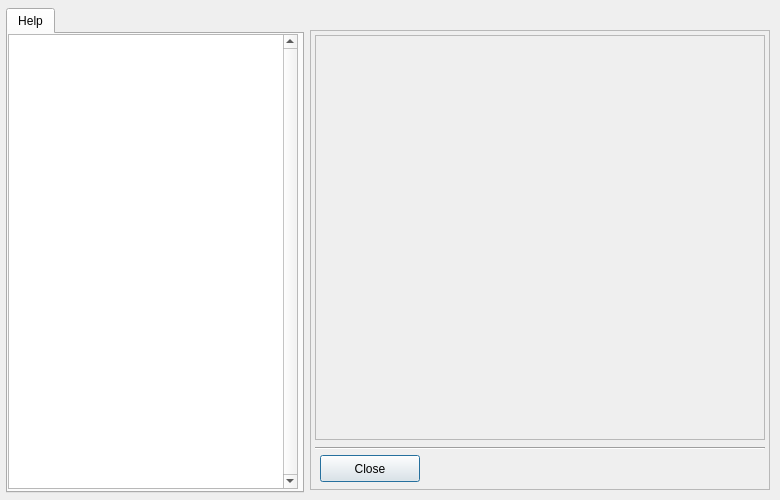
This is memain.ui in anticapitalista/MX-installer as Qt 5 draws it before an edit. The edited form follows.
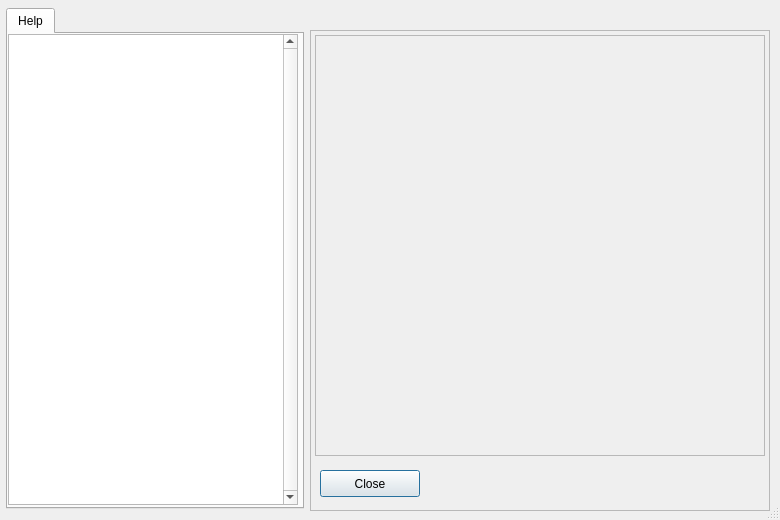
This is the edited form. Icons and pictures are not drawn.

What changed in the file:
```diff
--- a/memain.ui
+++ b/memain.ui
@@ -7,7 +7,7 @@
     <x>0</x>
     <y>0</y>
     <width>780</width>
-    <height>500</height>
+    <height>520</height>
    </rect>
   </property>
   <property name="sizePolicy">
@@ -19,13 +19,13 @@
   <property name="minimumSize">
    <size>
     <width>780</width>
-    <height>500</height>
+    <height>520</height>
    </size>
   </property>
   <property name="maximumSize">
    <size>
     <width>780</width>
-    <height>500</height>
+    <height>520</height>
    </size>
   </property>
   <property name="windowTitle">
@@ -35,13 +35,16 @@
    <iconset>
     <normaloff>../../../../../../../usr/share/icons/msystem.png</normaloff>../../../../../../../usr/share/icons/msystem.png</iconset>
   </property>
+  <property name="sizeGripEnabled">
+   <bool>true</bool>
+  </property>
   <widget class="QFrame" name="mainFrame">
    <property name="geometry">
     <rect>
      <x>310</x>
      <y>30</y>
      <width>460</width>
-     <height>460</height>
+     <height>481</height>
     </rect>
    </property>
    <property name="sizePolicy">
@@ -65,32 +68,13 @@
    <property name="lineWidth">
     <number>2</number>
    </property>
-   <widget class="Line" name="line1">
-    <property name="geometry">
-     <rect>
-      <x>5</x>
-      <y>410</y>
-      <width>450</width>
-      <height>16</height>
-     </rect>
-    </property>
-    <property name="frameShape">
-     <enum>QFrame::HLine</enum>
-    </property>
-    <property name="frameShadow">
-     <enum>QFrame::Sunken</enum>
-    </property>
-    <property name="orientation">
-     <enum>Qt::Horizontal</enum>
-    </property>
-   </widget>
    <widget class="QFrame" name="splashFrame">
     <property name="geometry">
      <rect>
       <x>5</x>
       <y>5</y>
       <width>450</width>
-      <height>405</height>
+      <height>421</height>
      </rect>
     </property>
     <property name="frameShape">
@@ -107,7 +91,7 @@
     <property name="geometry">
      <rect>
       <x>10</x>
-      <y>425</y>
+      <y>440</y>
       <width>100</width>
       <height>27</height>
      </rect>
@@ -123,7 +107,7 @@
      <x>6</x>
      <y>8</y>
      <width>298</width>
-     <height>485</height>
+     <height>501</height>
     </rect>
    </property>
    <property name="sizePolicy">
@@ -148,7 +132,7 @@
        <x>0</x>
        <y>0</y>
        <width>290</width>
-       <height>455</height>
+       <height>471</height>
       </rect>
      </property>
      <property name="minimumSize">
```
